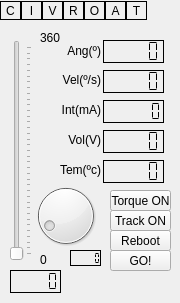
Above: firmware-emulation/romerin_interface/motorwidget.ui from Alvaro-Agenjo/ROMERIN_SIM before the change. Below: the same form after it.
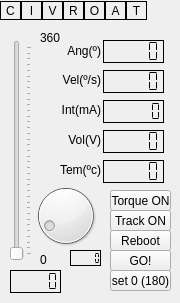
That is the form after the change.

Patch:
```diff
--- a/firmware-emulation/romerin_interface/motorwidget.ui
+++ b/firmware-emulation/romerin_interface/motorwidget.ui
@@ -664,6 +664,19 @@
     </item>
    </layout>
   </widget>
+  <widget class="QPushButton" name="button_set0">
+   <property name="geometry">
+    <rect>
+     <x>110</x>
+     <y>270</y>
+     <width>61</width>
+     <height>21</height>
+    </rect>
+   </property>
+   <property name="text">
+    <string>set 0 (180)</string>
+   </property>
+  </widget>
  </widget>
  <resources/>
  <connections/>
```
